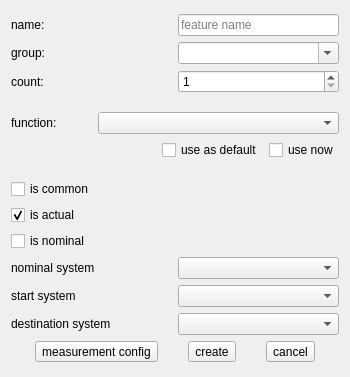
Old version of the form ui/createfeature.ui in the repository OpenIndy/OpenIndy.
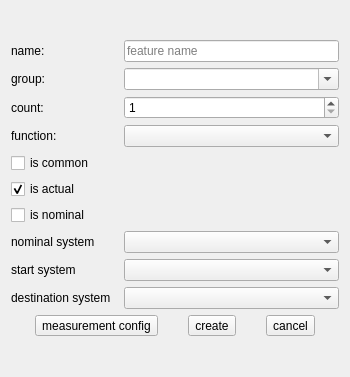
New version of the form.

Commit message: a default function can now be set for each feature type #8

Diff of the .ui file:
```diff
--- a/ui/createfeature.ui
+++ b/ui/createfeature.ui
@@ -23,7 +23,7 @@
    <item row="0" column="0">
     <layout class="QVBoxLayout" name="verticalLayout">
      <item>
-      <layout class="QHBoxLayout" name="horizontalLayout_2" stretch="1,1">
+      <layout class="QHBoxLayout" name="horizontalLayout_2" stretch="1,2">
        <item>
         <widget class="QLabel" name="label_name">
          <property name="text">
@@ -41,7 +41,7 @@
       </layout>
      </item>
      <item>
-      <layout class="QHBoxLayout" name="horizontalLayout_7">
+      <layout class="QHBoxLayout" name="horizontalLayout_7" stretch="1,2">
        <item>
         <widget class="QLabel" name="label_group">
          <property name="text">
@@ -59,7 +59,7 @@
       </layout>
      </item>
      <item>
-      <layout class="QHBoxLayout" name="horizontalLayout_3" stretch="1,1">
+      <layout class="QHBoxLayout" name="horizontalLayout_3" stretch="1,2">
        <item>
         <widget class="QLabel" name="label_count">
          <property name="text">
@@ -80,23 +80,7 @@
       </layout>
      </item>
      <item>
-      <spacer name="verticalSpacer_3">
-       <property name="orientation">
-        <enum>Qt::Vertical</enum>
-       </property>
-       <property name="sizeType">
-        <enum>QSizePolicy::Fixed</enum>
-       </property>
-       <property name="sizeHint" stdset="0">
-        <size>
-         <width>20</width>
-         <height>13</height>
-        </size>
-       </property>
-      </spacer>
-     </item>
-     <item>
-      <layout class="QHBoxLayout" name="horizontalLayout_8" stretch="1,3">
+      <layout class="QHBoxLayout" name="horizontalLayout_8" stretch="1,2">
        <item>
         <widget class="QLabel" name="label_function">
          <property name="text">
@@ -119,56 +103,6 @@
        </item>
       </layout>
      </item>
-     <item>
-      <layout class="QHBoxLayout" name="horizontalLayout_9">
-       <item>
-        <spacer name="horizontalSpacer">
-         <property name="orientation">
-          <enum>Qt::Horizontal</enum>
-         </property>
-         <property name="sizeHint" stdset="0">
-          <size>
-           <width>40</width>
-           <height>20</height>
-          </size>
-         </property>
-        </spacer>
-       </item>
-       <item>
-        <widget class="QCheckBox" name="checkBox_useDefault">
-         <property name="text">
-          <string>use as default</string>
-         </property>
-        </widget>
-       </item>
-       <item>
-        <widget class="QCheckBox" name="checkBox_useNow">
-         <property name="text">
-          <string>use now</string>
-         </property>
-         <property name="checked">
-          <bool>false</bool>
-         </property>
-        </widget>
-       </item>
-      </layout>
-     </item>
-     <item>
-      <spacer name="verticalSpacer">
-       <property name="orientation">
-        <enum>Qt::Vertical</enum>
-       </property>
-       <property name="sizeType">
-        <enum>QSizePolicy::Fixed</enum>
-       </property>
-       <property name="sizeHint" stdset="0">
-        <size>
-         <width>18</width>
-         <height>13</height>
-        </size>
-       </property>
-      </spacer>
-     </item>
      <item>
       <widget class="QCheckBox" name="checkBox_common">
        <property name="text">
@@ -194,7 +128,7 @@
       </widget>
      </item>
      <item>
-      <layout class="QHBoxLayout" name="horizontalLayout_4" stretch="1,1">
+      <layout class="QHBoxLayout" name="horizontalLayout_4" stretch="1,2">
        <item>
         <widget class="QLabel" name="label_nominalSystem">
          <property name="text">
@@ -208,7 +142,7 @@
       </layout>
      </item>
      <item>
-      <layout class="QHBoxLayout" name="horizontalLayout_5" stretch="1,1">
+      <layout class="QHBoxLayout" name="horizontalLayout_5" stretch="1,2">
        <item>
         <widget class="QLabel" name="label_startSystem">
          <property name="text">
@@ -222,7 +156,7 @@
       </layout>
      </item>
      <item>
-      <layout class="QHBoxLayout" name="horizontalLayout_6" stretch="1,1">
+      <layout class="QHBoxLayout" name="horizontalLayout_6" stretch="1,2">
        <item>
         <widget class="QLabel" name="label_destinationSystem">
          <property name="text">
```
The commit also changes 11 other files.
